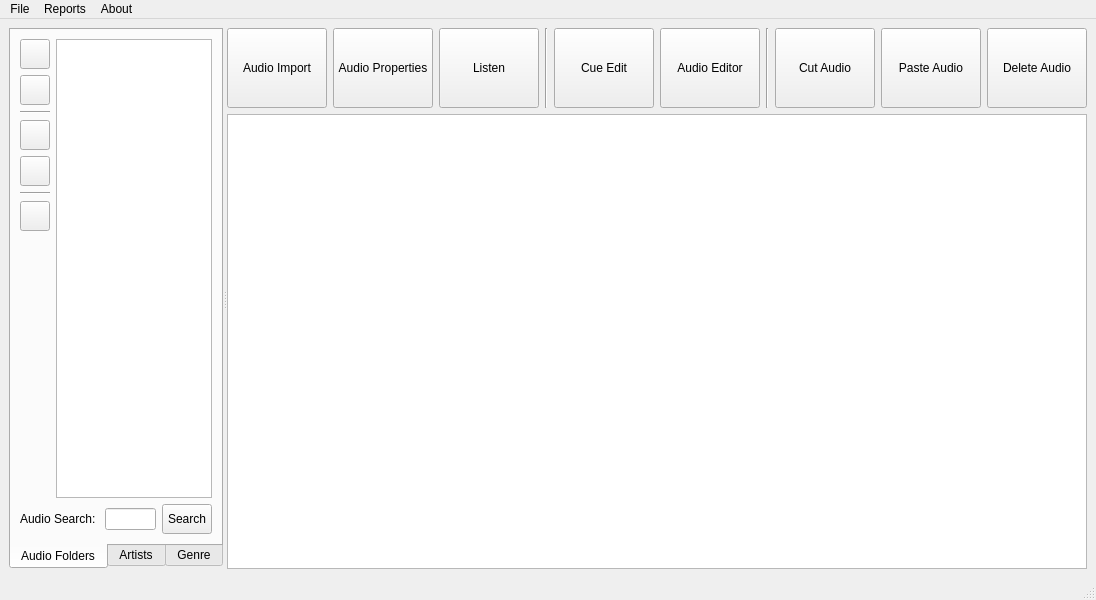
pgathogo/raven, file rave/AudioExplorer/mainwindow.ui: the form before one commit.
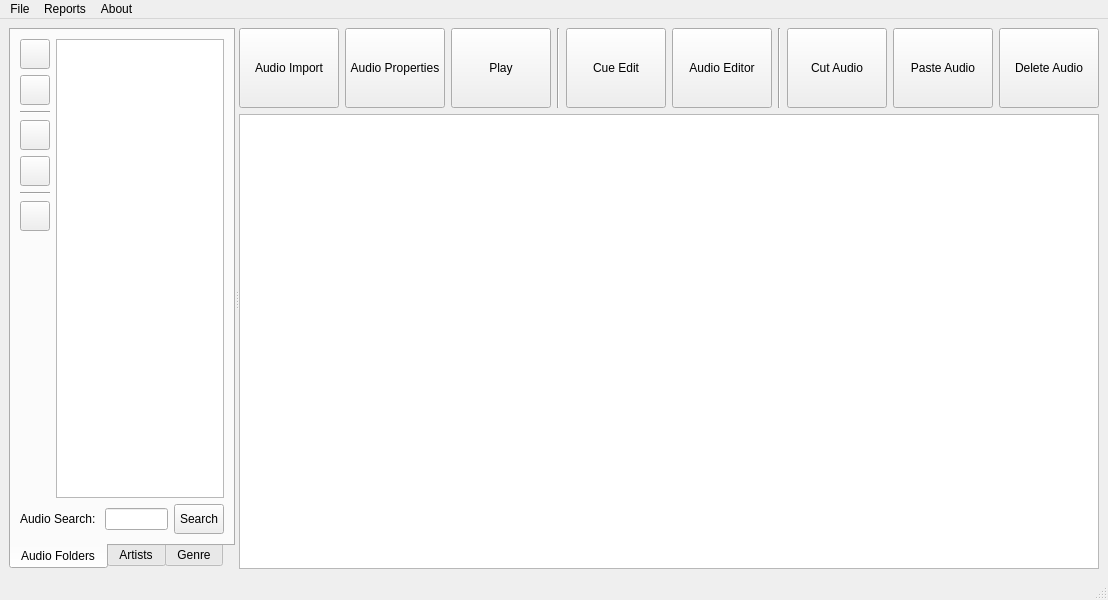
The form after the commit.

The edit to the form file:
```diff
--- a/rave/AudioExplorer/mainwindow.ui
+++ b/rave/AudioExplorer/mainwindow.ui
@@ -6,7 +6,7 @@
    <rect>
     <x>0</x>
     <y>0</y>
-    <width>1096</width>
+    <width>1108</width>
     <height>600</height>
    </rect>
   </property>
@@ -282,6 +282,9 @@
             <property name="text">
              <string>Audio Properties</string>
             </property>
+            <property name="checkable">
+             <bool>false</bool>
+            </property>
            </widget>
           </item>
           <item>
@@ -299,7 +302,10 @@
              </size>
             </property>
             <property name="text">
-             <string>Listen</string>
+             <string>Play</string>
+            </property>
+            <property name="checkable">
+             <bool>true</bool>
             </property>
            </widget>
           </item>
@@ -427,7 +433,7 @@
     <rect>
      <x>0</x>
      <y>0</y>
-     <width>1096</width>
+     <width>1108</width>
      <height>22</height>
     </rect>
    </property>
```
Left out of the diff: 4 changed lines with no effect on the pictures.
